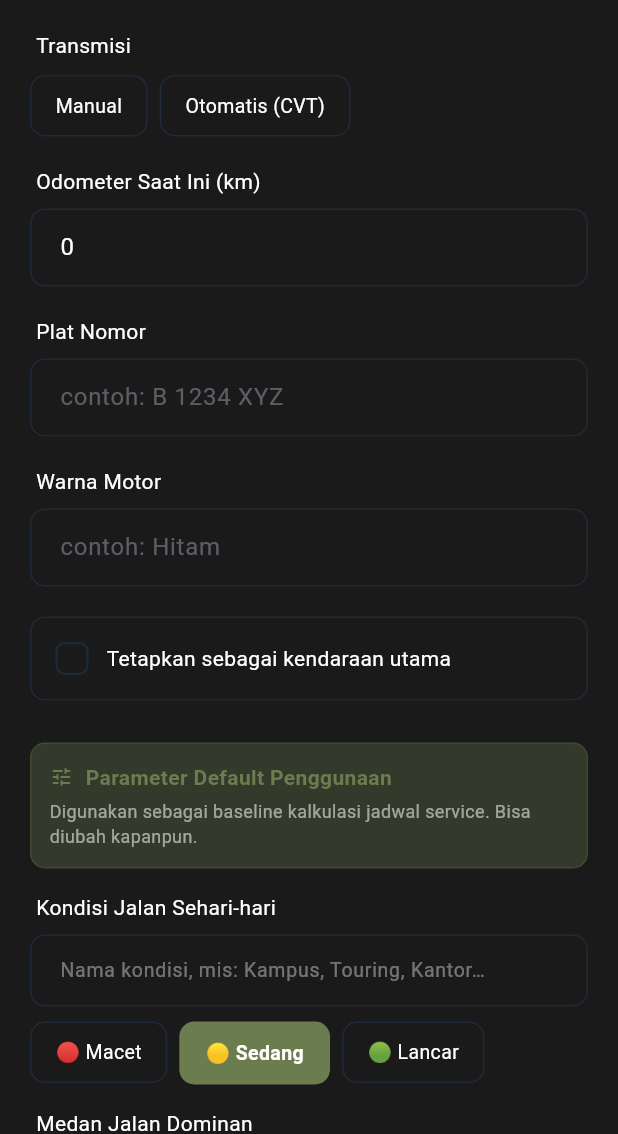
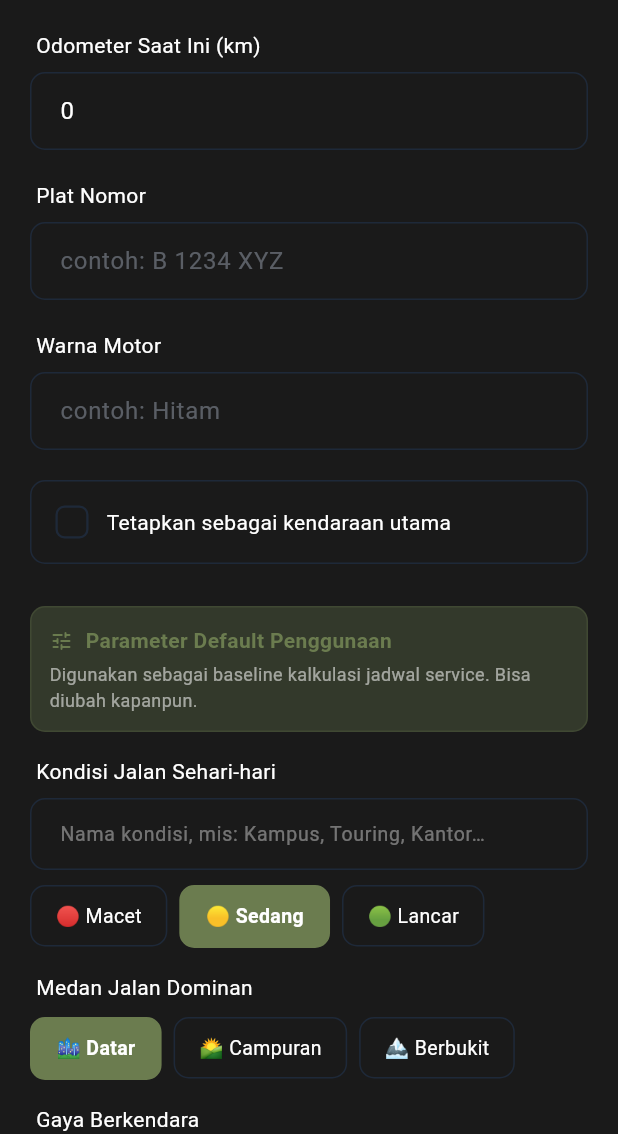
Before and after one commit to afikque23/TringGo-FE, a Flutter app: the TambahMotorPage screen opened directly, scrolled down 576 dp, on a phone screen of 412 x 824 dp, the part 102-1236 px from its top. Run offline on Flutter 3.47's test engine with Material 3 defaults, Android fonts, the phone set to English and light mode, and no system bars; our stand-ins replace device_info_plus, firebase_core, firebase_messaging, fl_chart, flutter_local_notifications, flutter_map and 4 more; accounts and stored records are empty; network calls fail.

Commit message:
hapus field transmisi dari form tambah/edit motor (sudah diwakili tipe motor)

```diff
--- a/lib/features/dashboard/widgets/tambah_motor/edit_motor.dart
+++ b/lib/features/dashboard/widgets/tambah_motor/edit_motor.dart
@@ -15,7 +15,6 @@ class EditMotorPage extends StatefulWidget {
   final bool isMainVehicle;
   final String? tipeMotor;
   final String? kapasitasCc;
-  final String? transmisi;
   final String? licensePlate;
   final String? color;
   // Parameter default
@@ -36,7 +35,6 @@ class EditMotorPage extends StatefulWidget {
     required this.isMainVehicle,
     this.tipeMotor,
     this.kapasitasCc,
-    this.transmisi,
     this.licensePlate,
     this.color,
     this.defaultBeban,
@@ -63,7 +61,6 @@ class _EditMotorPageState extends State<EditMotorPage> {
   late bool _isMainVehicle;
   String? _selectedMotorcycleType;
   String? _selectedKapasitasCc;
-  String? _selectedTransmisi;
   bool _isLoading = false;
 
   // Parameter default penggunaan
@@ -88,7 +85,6 @@ class _EditMotorPageState extends State<EditMotorPage> {
     _isMainVehicle = widget.isMainVehicle;
     _selectedMotorcycleType = widget.tipeMotor;
     _selectedKapasitasCc = widget.kapasitasCc;
-    _selectedTransmisi = widget.transmisi;
     // Inisialisasi parameter default dengan nilai dari widget atau fallback
     _defaultBeban = widget.defaultBeban ?? 'ringan';
     _defaultPenumpang = widget.defaultPenumpang ?? false;
@@ -194,14 +190,6 @@ class _EditMotorPageState extends State<EditMotorPage> {
                       selected: _selectedKapasitasCc,
                       onSelected: (v) =>
                           setState(() => _selectedKapasitasCc = v),
-                    ),
-                    const SizedBox(height: 20),
-                    _buildChipSelector(
-                      label: 'Transmisi',
-                      options: const ['Manual', 'Otomatis (CVT)'],
-                      values: const ['manual', 'cvt'],
-                      selected: _selectedTransmisi,
-                      onSelected: (v) => setState(() => _selectedTransmisi = v),
                     ),
                     const SizedBox(height: 20),
                     _buildInputField(
@@ -701,7 +689,6 @@ class _EditMotorPageState extends State<EditMotorPage> {
         year: year,
         tipeMotor: _selectedMotorcycleType,
         kapasitasCc: _selectedKapasitasCc,
-        transmisi: _selectedTransmisi,
         odometer: odometer,
         licensePlate: _platNomorController.text.isEmpty
             ? null
--- a/lib/features/dashboard/widgets/tambah_motor/list_motor.dart
+++ b/lib/features/dashboard/widgets/tambah_motor/list_motor.dart
@@ -328,7 +328,6 @@ class _ListMotorPageState extends State<ListMotorPage> {
                               isMainVehicle: vehicle.isPrimary,
                               tipeMotor: vehicle.tipeMotor,
                               kapasitasCc: vehicle.kapasitasCc,
-                              transmisi: vehicle.transmisi,
                               licensePlate: vehicle.licensePlate,
                               color: vehicle.color,
                               defaultBeban: vehicle.defaultBeban,
--- a/lib/features/dashboard/widgets/tambah_motor/tambah_motor.dart
+++ b/lib/features/dashboard/widgets/tambah_motor/tambah_motor.dart
@@ -28,7 +28,6 @@ class _TambahMotorPageState extends State<TambahMotorPage> {
 
   String? _selectedMotorcycleType;
   String? _selectedKapasitasCc;
-  String? _selectedTransmisi;
   bool _isMainVehicle = false;
   bool _isLoading = false;
 
@@ -184,14 +183,6 @@ class _TambahMotorPageState extends State<TambahMotorPage> {
                       selected: _selectedKapasitasCc,
                       onSelected: (v) =>
                           setState(() => _selectedKapasitasCc = v),
-                    ),
-                    const SizedBox(height: 20),
-                    _buildChipSelector(
-                      label: 'Transmisi',
-                      options: const ['Manual', 'Otomatis (CVT)'],
-                      values: const ['manual', 'cvt'],
-                      selected: _selectedTransmisi,
-                      onSelected: (v) => setState(() => _selectedTransmisi = v),
                     ),
                     const SizedBox(height: 20),
                     _buildInputField(
@@ -905,7 +896,6 @@ class _TambahMotorPageState extends State<TambahMotorPage> {
         year: year,
         tipeMotor: _selectedMotorcycleType,
         kapasitasCc: _selectedKapasitasCc,
-        transmisi: _selectedTransmisi,
         odometer: odometer,
         licensePlate: _platNomorController.text.isEmpty
             ? null
```
